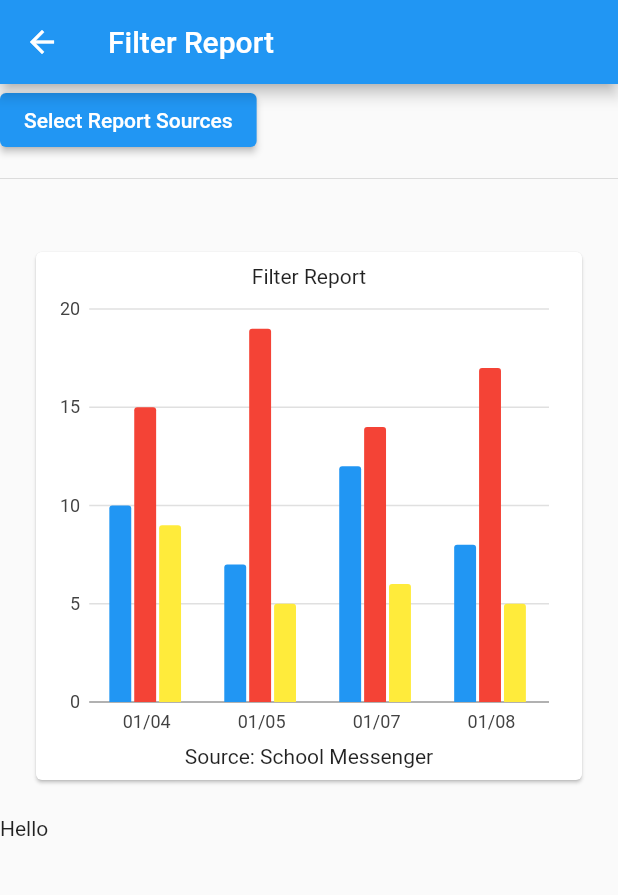
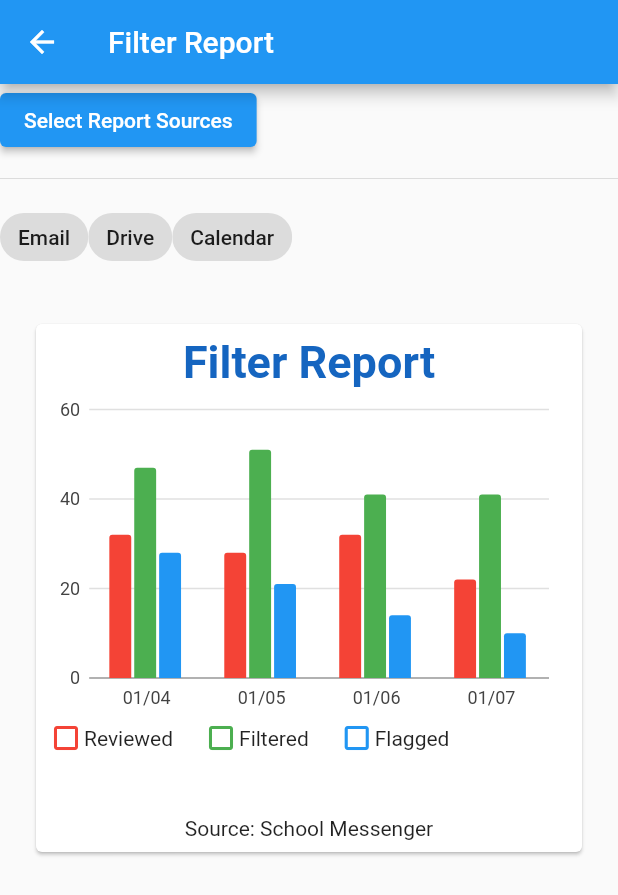
Before and after one commit to KevnLu/SafemailFlutter, a Flutter app: the FilterReport screen opened directly, on a phone screen of 412 x 824 dp. Shown: the top 895 px of the screen. Run offline on Flutter 3.47's test engine with Material 2 defaults, Android fonts, the phone set to English and light mode, and no system bars; our stand-ins replace charts_flutter; missing offline and left inert: dart:html, navigating_drawer; statements that could not run were skipped.

Commit message:
Improve filter report

```diff
--- a/safemail_portal/lib/pages/filterreport.dart
+++ b/safemail_portal/lib/pages/filterreport.dart
@@ -11,7 +11,7 @@ class FilterReport extends StatefulWidget {
 }
 
 class _FilterReportState extends State<FilterReport> {
-  List<String> _selectedItems = [];
+  List<String> _selectedItems = ['Email', 'Drive', 'Calendar'];
 
   void _showMultiSelect() async {
     // a list of selectable items
@@ -62,8 +62,7 @@ class _FilterReportState extends State<FilterReport> {
                   .toList(),
             ),
             SizedBox(height: 10),
-            FilterReportChart(),
-            Text("Hello")
+            FilterReportChart(selectedSources: _selectedItems)
           ],
         ),
       ),
--- a/safemail_portal/lib/pages/filterreportchart.dart
+++ b/safemail_portal/lib/pages/filterreportchart.dart
@@ -1,10 +1,9 @@
 import 'dart:async';
 import 'dart:convert';
+import 'dart:html';
 import 'package:flutter/material.dart';
 import 'package:http/http.dart' as http;
 import 'package:charts_flutter/flutter.dart' as charts;
-
-
 
 Future<FilterReportData> fetchReport() async {
   final response = await http.get(Uri.parse(
@@ -39,10 +38,10 @@ Future<List<FilterReportData>> fetchReport1() async {
 }
 
 class FilterReportData {
-  final int Flags;
-  final int Filtered;
-  final int Reviewed;
-  final String Date;
+  int Flags;
+  int Filtered;
+  int Reviewed;
+  String Date;
 
   FilterReportData(
       {required this.Flags,
@@ -61,7 +60,9 @@ class FilterReportData {
 }
 
 class FilterReportChart extends StatefulWidget {
-  const FilterReportChart({Key? key}) : super(key: key);
+  List<String> selectedSources;
+  FilterReportChart({Key? key, required this.selectedSources})
+      : super(key: key);
   @override
   _FilterReportChartState createState() => _FilterReportChartState();
 }
@@ -69,28 +70,76 @@ class FilterReportChart extends StatefulWidget {
 class _FilterReportChartState extends State<FilterReportChart> {
   @override
   Widget build(BuildContext context) {
-    final List<FilterReportData> lstData = [
+    List<FilterReportData> lstData = [
+      FilterReportData(Date: "01/04", Reviewed: 0, Flags: 0, Filtered: 0),
+      FilterReportData(Date: "01/05", Reviewed: 0, Flags: 0, Filtered: 0),
+      FilterReportData(Date: "01/06", Reviewed: 0, Flags: 0, Filtered: 0),
+      FilterReportData(Date: "01/07", Reviewed: 0, Flags: 0, Filtered: 0),
+    ];
+    final List<FilterReportData> lstEmailData = [
       FilterReportData(Date: "01/04", Reviewed: 10, Flags: 9, Filtered: 15),
       FilterReportData(Date: "01/05", Reviewed: 7, Flags: 5, Filtered: 19),
-      FilterReportData(Date: "01/07", Reviewed: 12, Flags: 6, Filtered: 14),
-      FilterReportData(Date: "01/08", Reviewed: 8, Flags: 5, Filtered: 17),
+      FilterReportData(Date: "01/06", Reviewed: 12, Flags: 6, Filtered: 14),
+      FilterReportData(Date: "01/07", Reviewed: 8, Flags: 5, Filtered: 17),
     ];
+    final List<FilterReportData> lstDriveData = [
+      FilterReportData(Date: "01/04", Reviewed: 20, Flags: 19, Filtered: 25),
+      FilterReportData(Date: "01/05", Reviewed: 17, Flags: 15, Filtered: 23),
+      FilterReportData(Date: "01/06", Reviewed: 17, Flags: 7, Filtered: 19),
+      FilterReportData(Date: "01/07", Reviewed: 8, Flags: 5, Filtered: 17),
+    ];
+    final List<FilterReportData> lstCalendarData = [
+      FilterReportData(Date: "01/04", Reviewed: 2, Flags: 0, Filtered: 7),
+      FilterReportData(Date: "01/05", Reviewed: 4, Flags: 1, Filtered: 9),
+      FilterReportData(Date: "01/06", Reviewed: 3, Flags: 1, Filtered: 8),
+      FilterReportData(Date: "01/07", Reviewed: 6, Flags: 0, Filtered: 7),
+    ];
+
+    if (widget.selectedSources.contains("Email")) {
+      for (var sourceItem in lstEmailData) {
+        var item = lstData.firstWhere((item) => item.Date == sourceItem.Date);
+        item.Filtered += sourceItem.Filtered;
+        item.Flags += sourceItem.Flags;
+        item.Reviewed += sourceItem.Reviewed;
+      }
+    }
+
+    if (widget.selectedSources.contains("Drive")) {
+      for (var sourceItem in lstDriveData) {
+        var item = lstData.firstWhere((item) => item.Date == sourceItem.Date);
+        item.Filtered += sourceItem.Filtered;
+        item.Flags += sourceItem.Flags;
+        item.Reviewed += sourceItem.Reviewed;
+      }
+    }
+
+    if (widget.selectedSources.contains("Calendar")) {
+      for (var sourceItem in lstCalendarData) {
+        var item = lstData.firstWhere((item) => item.Date == sourceItem.Date);
+        item.Filtered += sourceItem.Filtered;
+        item.Flags += sourceItem.Flags;
+        item.Reviewed += sourceItem.Reviewed;
+      }
+    }
 
     List<charts.Series<FilterReportData, String>> reportData = [
       charts.Series(
           id: "Reviewed",
           data: lstData,
           domainFn: (FilterReportData data, _) => data.Date,
+          colorFn: (_, __) => charts.MaterialPalette.red.shadeDefault,
           measureFn: (FilterReportData data, _) => data.Reviewed),
       charts.Series(
           id: "Filtered",
           data: lstData,
           domainFn: (FilterReportData data, _) => data.Date,
+          colorFn: (_, __) => charts.MaterialPalette.green.shadeDefault,
           measureFn: (FilterReportData data, _) => data.Filtered),
       charts.Series(
           id: "Flagged",
           data: lstData,
           domainFn: (FilterReportData data, _) => data.Date,
+          colorFn: (_, __) => charts.MaterialPalette.blue.shadeDefault,
           measureFn: (FilterReportData data, _) => data.Flags),
     ];
 
@@ -104,11 +153,40 @@ class _FilterReportChartState extends State<FilterReportChart> {
               children: <Widget>[
                 Text(
                   "Filter Report",
+                  style: TextStyle(
+                  color: Colors.blue[800],
+                  fontWeight: FontWeight.bold,
+                  fontSize: 30),
                 ),
                 Expanded(
                   //child: charts.LineChart(reportData, animate: true),
                   child: charts.BarChart(reportData, animate: true),
                 ),
+                Row(
+                  children: const <Widget>[
+                    Icon(
+                      Icons.crop_square,
+                      color: Colors.red,
+                      size: 24.0,
+                    ),
+                    Text("Reviewed"),
+                    SizedBox(width: 20,),
+                    Icon(
+                      Icons.crop_square,
+                      color: Colors.green,
+                      size: 24.0,
+                    ),
+                    Text("Filtered"),
+                    SizedBox(width: 20,),
+                    Icon(
+                      Icons.crop_square,
+                      color: Colors.blue,
+                      size: 24.0,
+                    ),
+                    Text("Flagged"),
+                  ],
+                ),
+                SizedBox(height: 40,),
                 Text(
                   "Source: School Messenger",
                 ),
--- a/safemail_portal/lib/utils/multiSelect.dart
+++ b/safemail_portal/lib/utils/multiSelect.dart
@@ -10,7 +10,7 @@ class MultiSelect extends StatefulWidget {
 
 class _MultiSelectState extends State<MultiSelect> {
   // this variable holds the selected items
-  final List<String> _selectedItems = [];
+  final List<String> _selectedItems = ['Email', 'Drive', 'Calendar'];
 
 // This function is triggered when a checkbox is checked or unchecked
   void _itemChange(String itemValue, bool isSelected) {
```
Lines whose indentation alone changed are shown as unchanged.
